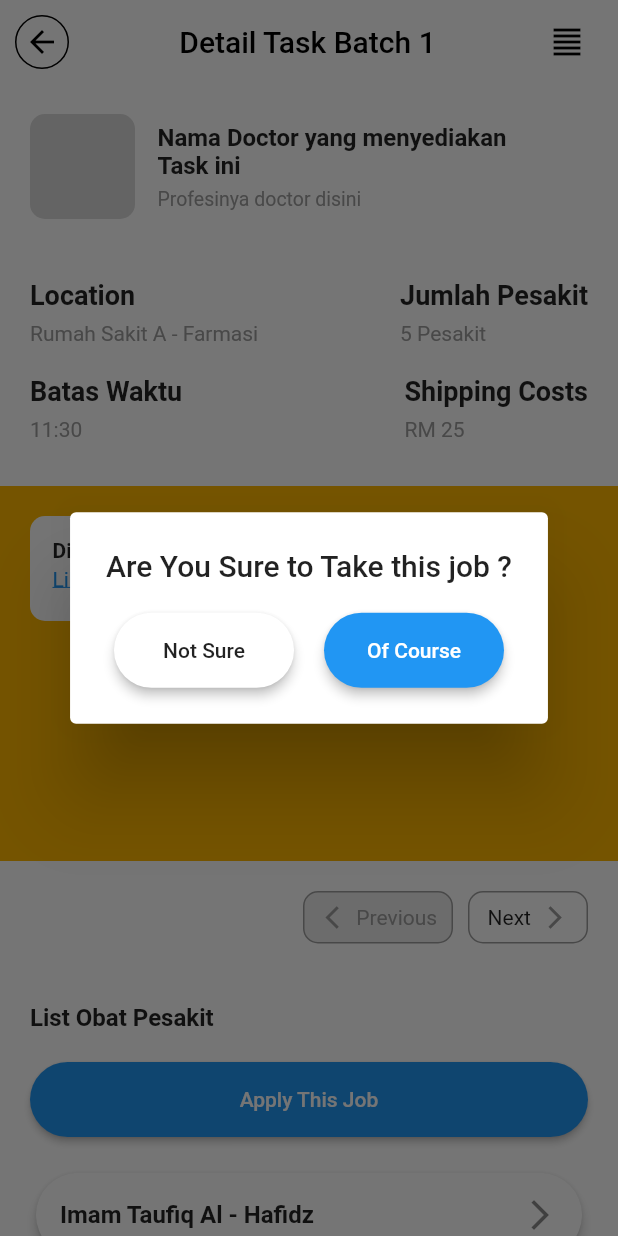
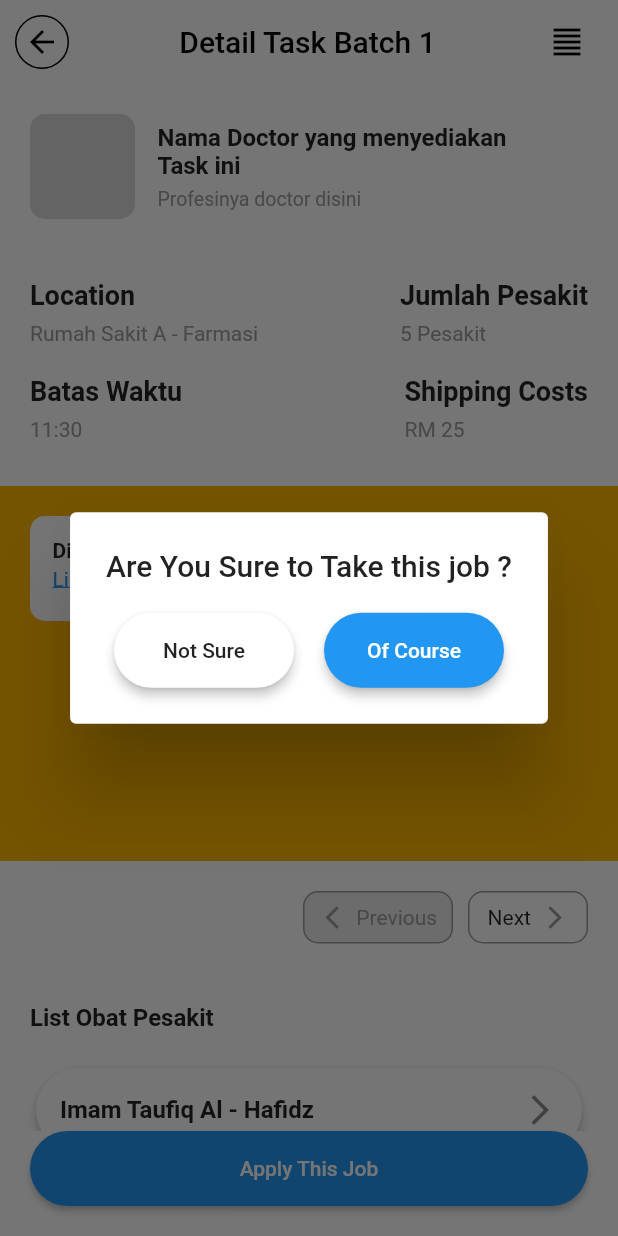
Before and after one commit to arsyadhamidi/riderunner_hospital_courier, a Flutter app: the DetailCourierPage screen opened directly, after a tap on "Apply This Job", on a phone screen of 412 x 824 dp. Run offline on Flutter 3.47's test engine with Material 2 defaults, Android fonts, the phone set to English and light mode, and no system bars; our stand-ins replace dotted_line; missing offline and left inert: side_sheet.

Commit message:
running project

```diff
--- a/lib/ui/modules/detail_courier/detail_courier_page.dart
+++ b/lib/ui/modules/detail_courier/detail_courier_page.dart
@@ -12,6 +12,9 @@
 }
 
 class _DetailCourierPageState extends State<DetailCourierPage> {
+
+  bool isApply = true;
+
   @override
   void initState() {
     listObat?.toList(growable: true);
@@ -426,59 +429,6 @@
                         TextStyle(fontWeight: FontWeight.bold, fontSize: 16)),
               ),
               Padding(
-                padding: EdgeInsets.only(left: 20, right: 20, bottom: 20),
-                child: MaterialButton(
-                  onPressed: () {
-                    showDialog(
-                      context: context,
-                      builder: (context) {
-                        return AlertDialog(
-                          title: Text("Are You Sure to Take this job ?", textAlign: TextAlign.center),
-                          content: Row(
-                            mainAxisAlignment: MainAxisAlignment.center,
-                            children: [
-                              MaterialButton(
-                                onPressed: (){},
-                                elevation: 3,
-                                color: Colors.white,
-                                height: 50,
-                                minWidth: 120,
-                                shape: RoundedRectangleBorder(
-                                  borderRadius: BorderRadius.circular(50),
-                                ),
-                                child: Text("Not Sure"),
-                              ),
-                              SizedBox(width: 20),
-                              MaterialButton(
-                                onPressed: (){},
-                                elevation: 3,
-                                color: Colors.blue,
-                                height: 50,
-                                minWidth: 120,
-                                shape: RoundedRectangleBorder(
-                                  borderRadius: BorderRadius.circular(50),
-                                ),
-                                child: Text("Of Course", style: TextStyle(color: Colors.white)),
-                              ),
-                            ],
-                          ),
-                        );
-                      },
-                    );
-                  },
-                  minWidth: double.infinity,
-                  height: 50,
-                  shape: RoundedRectangleBorder(
-                      borderRadius: BorderRadius.circular(50),
-                      side: BorderSide.none),
-                  color: Colors.blue,
-                  child: Text(
-                    "Apply This Job",
-                    style: TextStyle(color: Colors.white),
-                  ),
-                ),
-              ),
-              Padding(
                 padding: EdgeInsets.only(left: 20, right: 20),
                 child: ListView.builder(
                   shrinkWrap: true,
@@ -511,6 +461,66 @@
           ),
         ),
       ),
+      bottomNavigationBar:  Padding(
+        padding: EdgeInsets.only(left: 20, right: 20, bottom: 20),
+        child: MaterialButton(
+          onPressed: () {
+            showDialog(
+              context: context,
+              builder: (context) {
+                return AlertDialog(
+                  title: Text("Are You Sure to Take this job ?", textAlign: TextAlign.center),
+                  content: Row(
+                    mainAxisAlignment: MainAxisAlignment.center,
+                    children: [
+                      MaterialButton(
+                        onPressed: (){
+                          Navigator.pop(context);
+                        },
+                        elevation: 3,
+                        color: Colors.white,
+                        height: 50,
+                        minWidth: 120,
+                        shape: RoundedRectangleBorder(
+                          borderRadius: BorderRadius.circular(50),
+                        ),
+                        child: Text("Not Sure"),
+                      ),
+                      SizedBox(width: 20),
+                      MaterialButton(
+                        onPressed: (){
+                          Navigator.pop(context);
+                          setState(() {
+                            isApply = !isApply;
+                          });
+                        },
+                        elevation: 3,
+                        color: Colors.blue,
+                        height: 50,
+                        minWidth: 120,
+                        shape: RoundedRectangleBorder(
+                          borderRadius: BorderRadius.circular(50),
+                        ),
+                        child: Text("Of Course", style: TextStyle(color: Colors.white)),
+                      ),
+                    ],
+                  ),
+                );
+              },
+            );
+          },
+          minWidth: double.infinity,
+          height: 50,
+          shape: RoundedRectangleBorder(
+              borderRadius: BorderRadius.circular(50),
+              side: BorderSide.none),
+          color: isApply == true ? Colors.blue : Colors.grey,
+          child: Text(
+            isApply == true ? "Apply This Job" : "Waiting for Approve",
+            style: TextStyle(color: isApply == true ? Colors.white : Colors.black),
+          ),
+        ),
+      ),
     );
   }
 }
```
